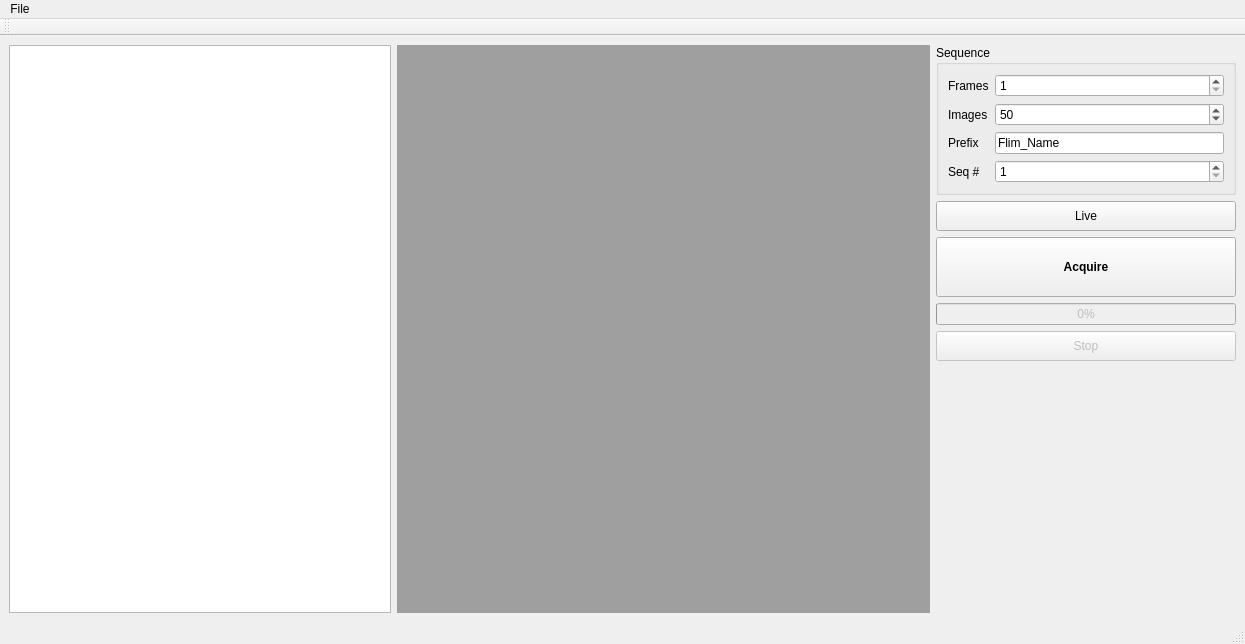
The window that Source/flim-ui/FlimDisplay.ui (flimfit/Galene) describes before a commit, drawn with Qt 5.
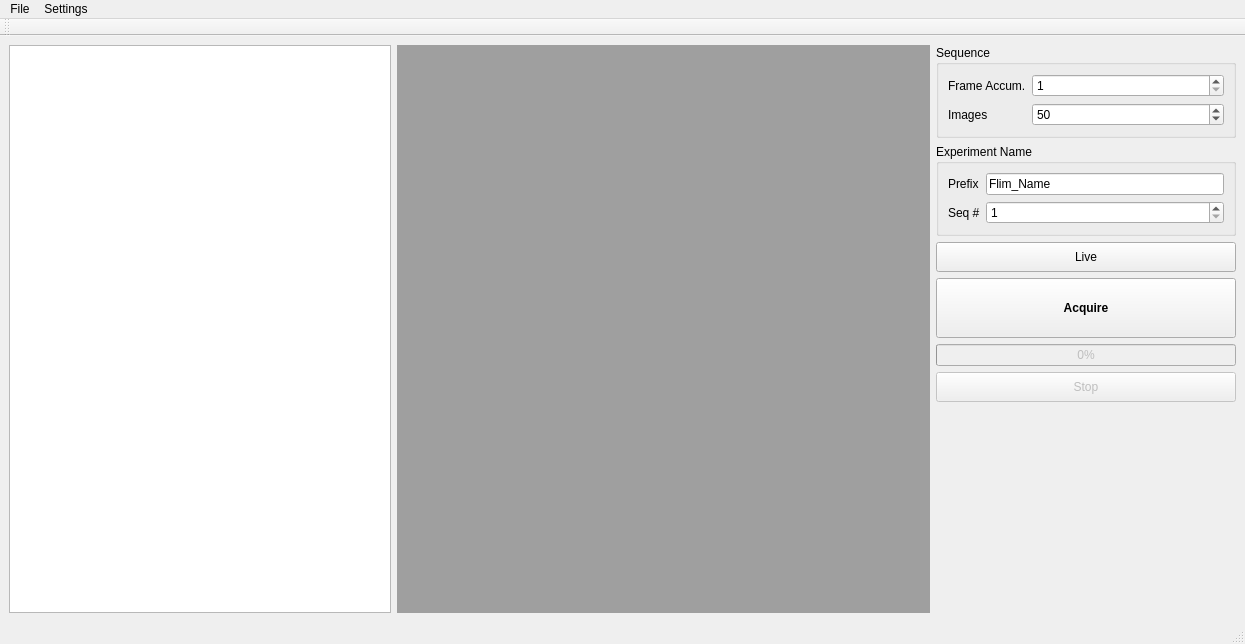
The same window after the commit. Custom widgets are drawn as their Qt base class.

The edit to the form file:
```diff
--- a/Source/flim-ui/FlimDisplay.ui
+++ b/Source/flim-ui/FlimDisplay.ui
@@ -80,7 +80,7 @@
           <item row="0" column="0">
            <widget class="QLabel" name="label_28">
             <property name="text">
-             <string>Frames</string>
+             <string>Frame Accum.</string>
             </property>
            </widget>
           </item>
@@ -94,48 +94,57 @@
             </property>
            </widget>
           </item>
-          <item row="2" column="0">
+          <item row="1" column="0">
+           <widget class="QLabel" name="label_12">
+            <property name="text">
+             <string>Images</string>
+            </property>
+           </widget>
+          </item>
+          <item row="1" column="1">
+           <widget class="QSpinBox" name="n_images_spin">
+            <property name="minimum">
+             <number>1</number>
+            </property>
+            <property name="maximum">
+             <number>1000000</number>
+            </property>
+            <property name="value">
+             <number>50</number>
+            </property>
+           </widget>
+          </item>
+         </layout>
+        </widget>
+       </item>
+       <item>
+        <widget class="QGroupBox" name="groupBox">
+         <property name="title">
+          <string>Experiment Name</string>
+         </property>
+         <layout class="QFormLayout" name="formLayout">
+          <item row="0" column="0">
            <widget class="QLabel" name="label">
             <property name="text">
              <string>Prefix</string>
             </property>
            </widget>
           </item>
-          <item row="2" column="1">
+          <item row="0" column="1">
            <widget class="QLineEdit" name="prefix_edit">
             <property name="text">
              <string>Flim_Name</string>
             </property>
            </widget>
           </item>
-          <item row="1" column="1">
-           <widget class="QSpinBox" name="n_images_spin">
-            <property name="minimum">
-             <number>1</number>
-            </property>
-            <property name="maximum">
-             <number>1000000</number>
-            </property>
-            <property name="value">
-             <number>50</number>
-            </property>
-           </widget>
-          </item>
           <item row="1" column="0">
-           <widget class="QLabel" name="label_12">
-            <property name="text">
-             <string>Images</string>
-            </property>
-           </widget>
-          </item>
-          <item row="3" column="0">
            <widget class="QLabel" name="label_2">
             <property name="text">
              <string>Seq #</string>
             </property>
            </widget>
           </item>
-          <item row="3" column="1">
+          <item row="1" column="1">
            <widget class="QSpinBox" name="seq_number_spin">
             <property name="minimum">
              <number>1</number>
@@ -267,7 +276,14 @@
     <addaction name="separator"/>
     <addaction name="quit_action"/>
    </widget>
+   <widget class="QMenu" name="menuSettings">
+    <property name="title">
+     <string>Settings</string>
+    </property>
+    <addaction name="tcspc_settings_action"/>
+   </widget>
    <addaction name="menuFiles"/>
+   <addaction name="menuSettings"/>
   </widget>
   <widget class="QStatusBar" name="statusbar"/>
   <widget class="QToolBar" name="toolBar">
```
Left out of the diff: 9 changed lines with no effect on the pictures.
